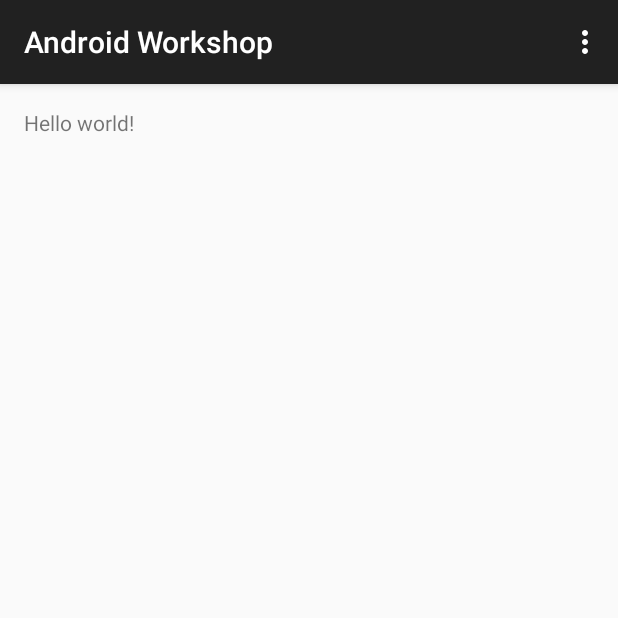
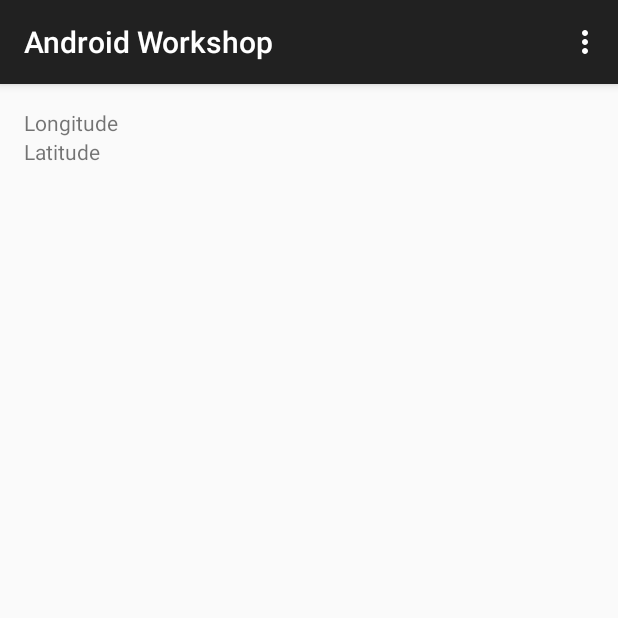
Before and after one commit to mitchellw/AndroidWorkshop, an Android app: the screen it shows after launch (GPSActivity), on a phone screen of 412 x 824 dp, the top half of it. Run offline under Robolectric (Android 15) with nearby library versions, the phone set to English and light mode, and no system bars.

Commit message:
Added placeholders for longitude and latitude.

```diff
--- a/app/src/main/res/layout/activity_gps.xml
+++ b/app/src/main/res/layout/activity_gps.xml
@@ -9,8 +9,16 @@
     tools:context=".GPSActivity">
 
     <TextView
-        android:text="@string/hello_world"
+        android:text="@string/longitude_placeholder"
         android:layout_width="wrap_content"
-        android:layout_height="wrap_content" />
+        android:layout_height="wrap_content"
+        android:id="@+id/longitudeTextView"/>
+
+    <TextView
+        android:layout_width="wrap_content"
+        android:layout_height="wrap_content"
+        android:text="@string/latitude_placeholder"
+        android:id="@+id/latitudeTextView"
+        android:layout_below="@id/longitudeTextView"/>
 
 </RelativeLayout>
--- a/app/src/main/res/values/strings.xml
+++ b/app/src/main/res/values/strings.xml
@@ -4,5 +4,7 @@
     <string name="app_name">Android Workshop</string>
     <string name="hello_world">Hello world!</string>
     <string name="action_settings">Settings</string>
+    <string name="longitude_placeholder">Longitude</string>
+    <string name="latitude_placeholder">Latitude</string>
 
 </resources>
```
